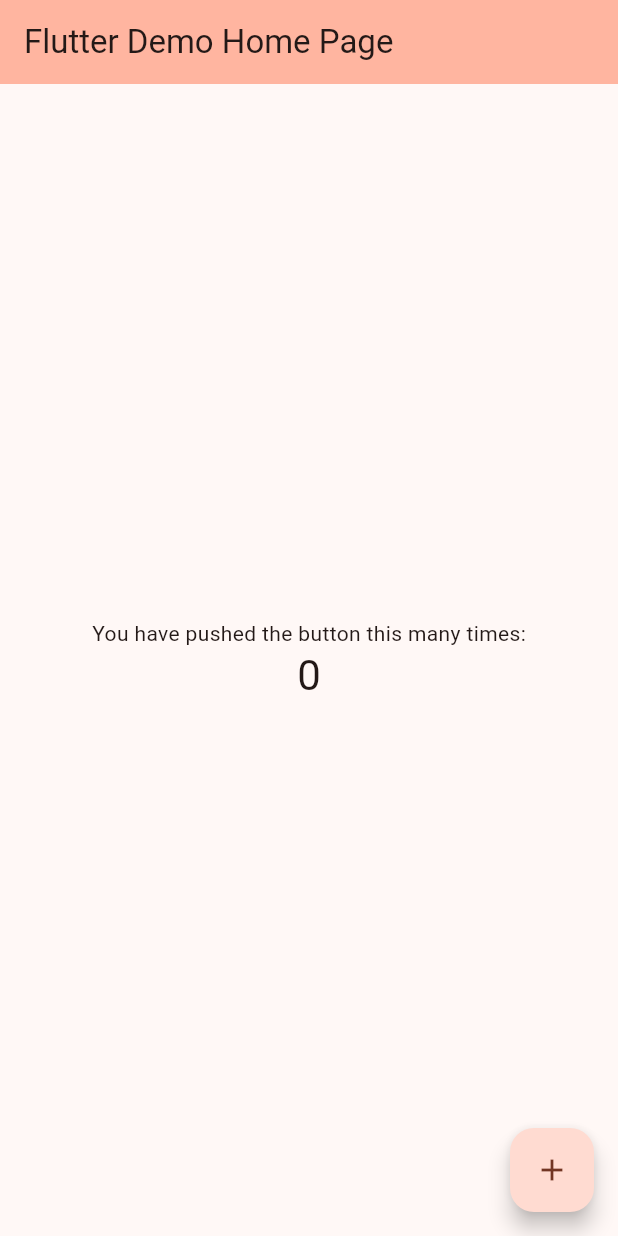
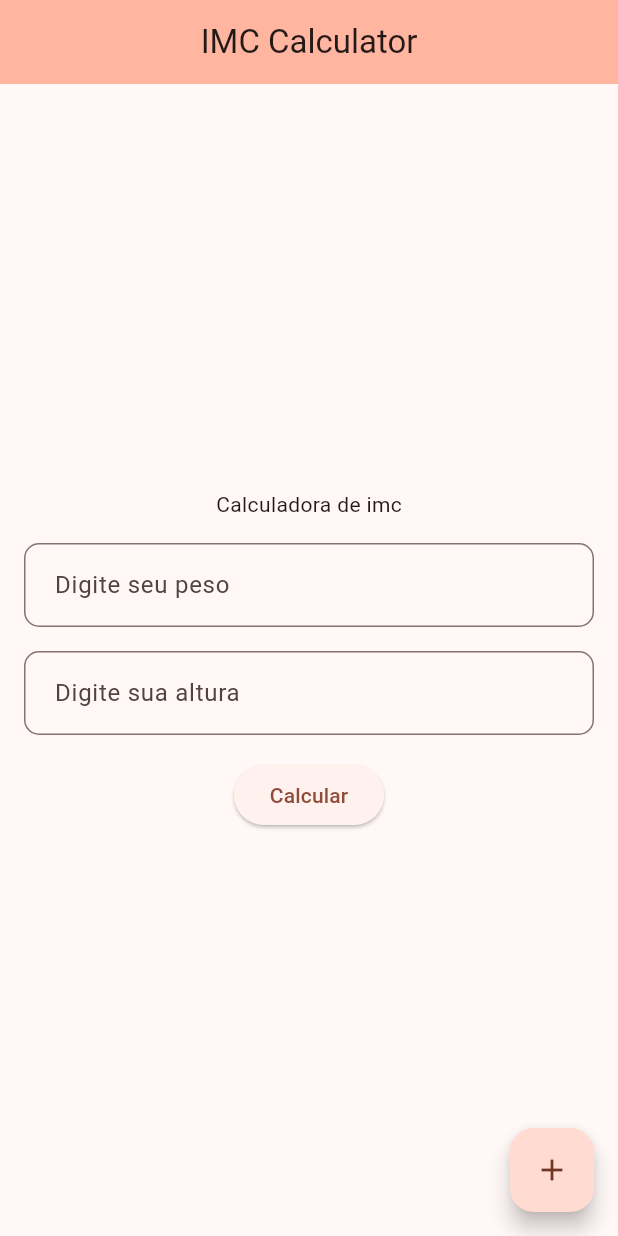
Before and after one commit to francovinicius/firstAppFlutter, a Flutter app: the screen it shows after launch, on a phone screen of 412 x 824 dp. Run offline on Flutter 3.47's test engine with Material 2 defaults, Android fonts, the phone set to English and light mode, and no system bars.

Commit message:
add front and

```diff
--- a/lib/main.dart
+++ b/lib/main.dart
@@ -16,7 +16,7 @@ class MyApp extends StatelessWidget {
         colorScheme: ColorScheme.fromSeed(seedColor: Colors.deepOrange),
         useMaterial3: true,
       ),
-      home: const MyHomePage(title: 'Flutter Demo Home Page'),
+      home: const MyHomePage(title: 'IMC Calculator'),
     );
   }
 }
@@ -50,22 +50,49 @@ class _MyHomePageState extends State<MyHomePage> {
         backgroundColor: Theme.of(context).colorScheme.inversePrimary,
 
         title: Text(widget.title),
+        centerTitle: true,
       ),
       body: Center(
 
-        child: Column(
+        child: Padding(
+          padding: const EdgeInsets.all(16.0),
+          child: Column(
 
           mainAxisAlignment: MainAxisAlignment.center,
           children: <Widget>[
             const Text(
-              'You have pushed the button this many times:',
+              'Calculadora de imc',
             ),
-            Text(
-              '$_counter',
-              style: Theme.of(context).textTheme.headlineMedium,
+            const SizedBox(height: 16),
+            TextFormField(
+              decoration: const InputDecoration(
+                  labelText: ' Digite seu peso ',
+                hintText: 'Digite seu peso',
+                border: OutlineInputBorder (
+                  borderRadius: BorderRadius.all(Radius.circular(10.0))
+                )
+              ),
+
             ),
+            const SizedBox(height: 16),
+            TextFormField(
+              decoration: const InputDecoration(
+                labelText: ' Digite sua altura ',
+                  hintText: 'Digite sua altura',
+                  border: OutlineInputBorder (
+                      borderRadius: BorderRadius.all(Radius.circular(10.0))
+                  )
+              ),
+
+            ),
+            const SizedBox(height: 16),
+            ElevatedButton(
+                onPressed: (){
+                  print('cliquei');
+                },
+                child: const Text('Calcular'))
           ],
-        ),
+        ),)
       ),
       floatingActionButton: FloatingActionButton(
         onPressed: _incrementCounter,
```
